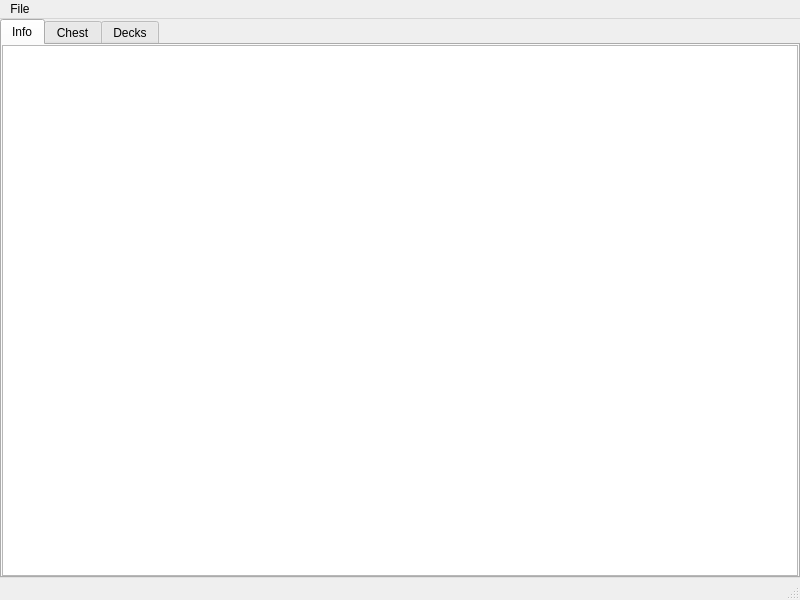
Before: the Qt Designer form DORSaveEditorQt/dor_save_editor_main_window.ui in suicvne/DORSaveEditorQt, drawn with Qt 5.
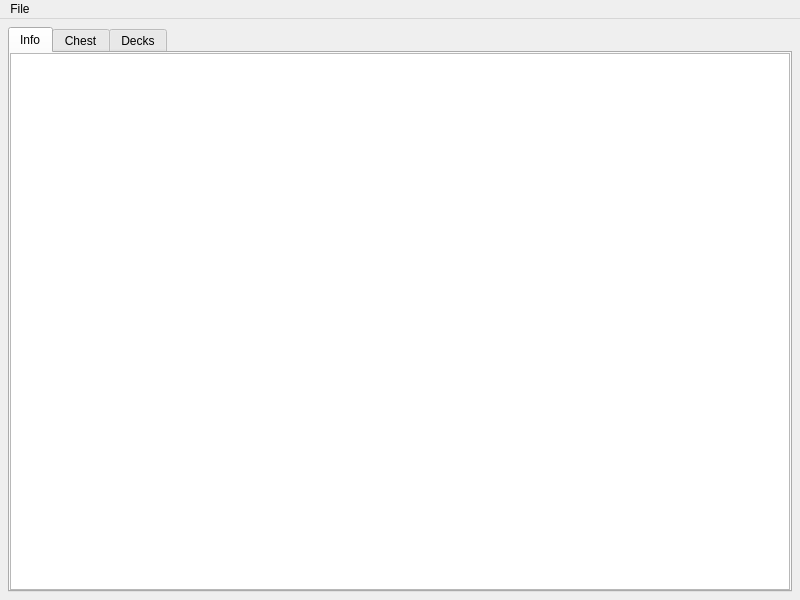
After: the same form once the commit is applied.

Diff of the .ui file:
```diff
--- a/DORSaveEditorQt/dor_save_editor_main_window.ui
+++ b/DORSaveEditorQt/dor_save_editor_main_window.ui
@@ -16,16 +16,16 @@
   <widget class="QWidget" name="centralwidget">
    <layout class="QVBoxLayout" name="verticalLayout">
     <property name="leftMargin">
-     <number>0</number>
+     <number>8</number>
     </property>
     <property name="topMargin">
-     <number>0</number>
+     <number>8</number>
     </property>
     <property name="rightMargin">
-     <number>0</number>
+     <number>8</number>
     </property>
     <property name="bottomMargin">
-     <number>0</number>
+     <number>8</number>
     </property>
     <item>
      <widget class="QTabWidget" name="tabWidget">
@@ -119,7 +119,6 @@
    </widget>
    <addaction name="menuFile"/>
   </widget>
-  <widget class="QStatusBar" name="statusbar"/>
   <action name="actionOpen_Save">
    <property name="text">
     <string>Open Save</string>
```
Left out of the diff: 20 changed lines with no effect on the pictures.
